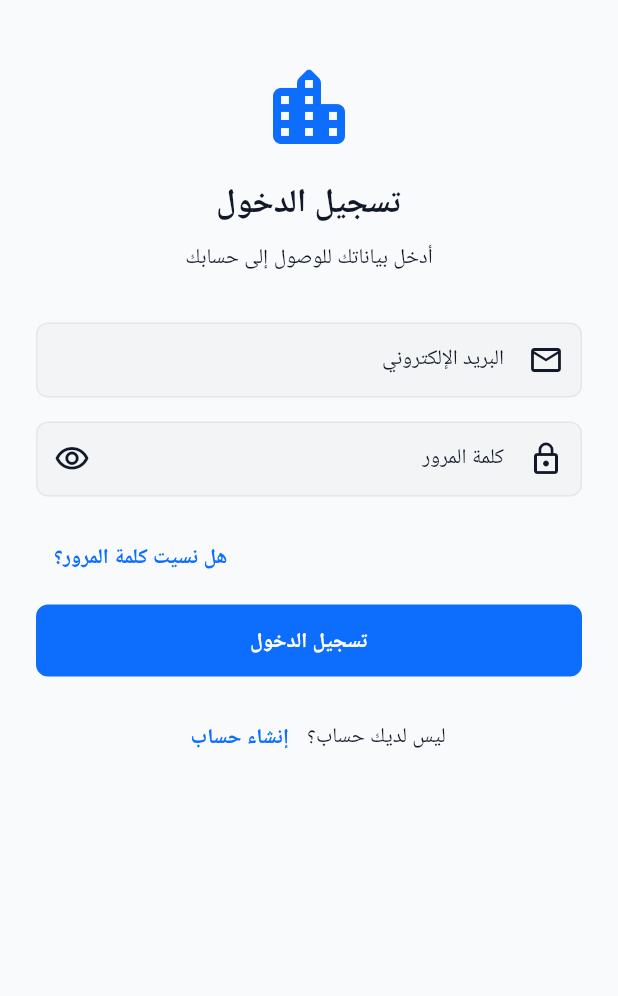
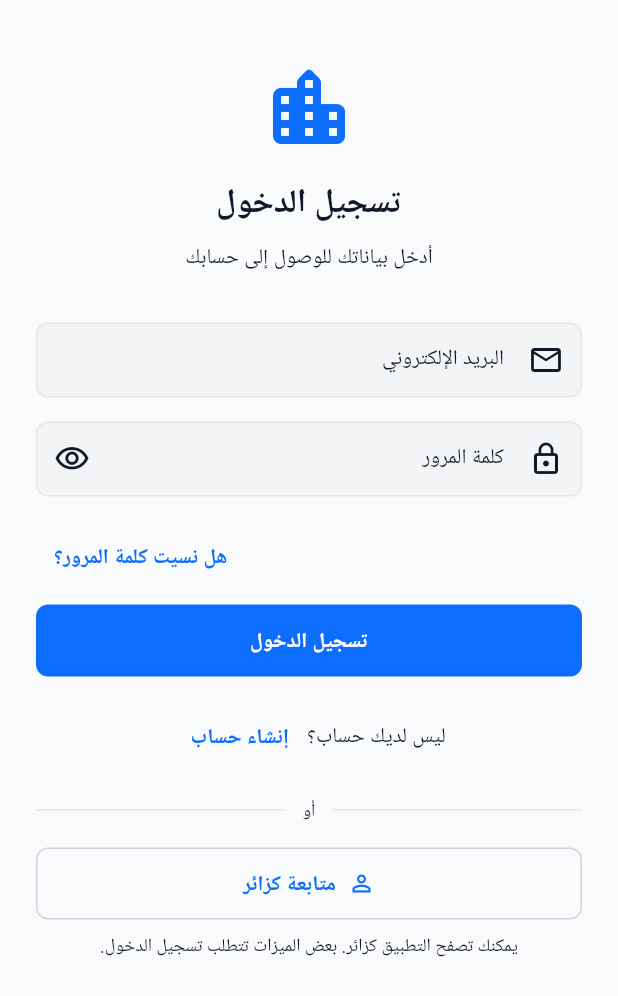
Before and after one commit to mohtorg/YaBaladi, a Flutter app: the RegisterScreen screen opened by its route, after a tap on "تسجيل الدخول", on a phone screen of 412 x 824 dp. Shown: the top 996 px of the screen. Run offline on Flutter 3.47's test engine with Material 3 defaults, Android fonts, the phone set to English and light mode, and no system bars; our stand-ins replace cloud_firestore, firebase_auth, firebase_core, firebase_messaging, go_router, shared_preferences; accounts and stored records are empty.

Commit message:
feat(auth): add guest mode with locked features (Stage 1)
- AuthController: add isGuest state + continueAsGuest()
- route_guards: redirect non-auth/non-guest users to /login
- login_screen: add 'Continue as guest' button
- main_shell: lock Profile & Favorites tabs for guests with badge
- login_required_dialog: new widget for locked feature prompts
- l10n: add guest-related keys (ar + en) + regenerate
- .gitignore: ignore *.bundle files

Stage 1 of Freemium pattern — guests can browse freely, sensitive
features require sign-in.

```diff
--- a/lib/features/auth/screens/login_screen.dart
+++ b/lib/features/auth/screens/login_screen.dart
@@ -43,9 +43,15 @@ class _LoginScreenState extends State<LoginScreen> {
 
     if (!result.isSuccess) {
       ScaffoldMessenger.of(context).showSnackBar(
-        SnackBar(content: Text(result.error ?? 'خطأ')),
+        SnackBar(content: Text(result.error ?? 'حدث خطأ')),
       );
     }
+    // النجاح: authGuard هيعمل redirect تلقائي إلى /home
+  }
+
+  void _continueAsGuest() {
+    context.read<AuthController>().continueAsGuest();
+    // authGuard هيعمل redirect تلقائي إلى /home
   }
 
   @override
@@ -127,6 +133,50 @@ class _LoginScreenState extends State<LoginScreen> {
                 ),
               ],
             ),
+
+            const SizedBox(height: YaBaladiDesignTokens.space4),
+
+            // ═══════════ فاصل "أو" ═══════════
+            Row(
+              children: [
+                const Expanded(child: Divider()),
+                Padding(
+                  padding: const EdgeInsets.symmetric(horizontal: 12),
+                  child: Text(
+                    l10n.or,
+                    style: Theme.of(context).textTheme.bodySmall,
+                  ),
+                ),
+                const Expanded(child: Divider()),
+              ],
+            ),
+
+            const SizedBox(height: YaBaladiDesignTokens.space4),
+
+            // ═══════════ زر "متابعة كزائر" ═══════════
+            OutlinedButton.icon(
+              onPressed: _continueAsGuest,
+              icon: const Icon(Icons.person_outline),
+              label: Text(l10n.continueAsGuest),
+              style: OutlinedButton.styleFrom(
+                padding: const EdgeInsets.symmetric(vertical: 14),
+                side: BorderSide(
+                  color: Theme.of(context).colorScheme.outline,
+                ),
+              ),
+            ),
+
+            const SizedBox(height: YaBaladiDesignTokens.space2),
+
+            Center(
+              child: Text(
+                l10n.guestNote,
+                textAlign: TextAlign.center,
+                style: Theme.of(context).textTheme.bodySmall?.copyWith(
+                      color: Theme.of(context).colorScheme.onSurfaceVariant,
+                    ),
+              ),
+            ),
           ],
         ),
       ),
--- a/lib/l10n/app_ar.arb
+++ b/lib/l10n/app_ar.arb
@@ -134,5 +134,12 @@
   "searchComingSoon": "البحث قادم قريبًا",
   "settingsAppearance": "المظهر",
   "settingsPrivacySection": "الخصوصية والأذونات",
-  "settingsDangerSection": "منطقة الخطر"
+  "settingsDangerSection": "منطقة الخطر",
+  "continueAsGuest": "متابعة كزائر",
+  "guest": "زائر",
+  "loginRequired": "تسجيل الدخول مطلوب",
+  "loginRequiredMessage": "هذه الميزة متاحة للمسجلين فقط. سجّل دخولك للاستفادة من كل إمكانيات التطبيق.",
+  "maybeLater": "لاحقًا",
+  "or": "أو",
+  "guestNote": "يمكنك تصفح التطبيق كزائر. بعض الميزات تتطلب تسجيل الدخول."
 }
--- a/lib/l10n/app_localizations.dart
+++ b/lib/l10n/app_localizations.dart
@@ -811,6 +811,48 @@ abstract class AppLocalizations {
   /// In ar, this message translates to:
   /// **'منطقة الخطر'**
   String get settingsDangerSection;
+
+  /// No description provided for @continueAsGuest.
+  ///
+  /// In ar, this message translates to:
+  /// **'متابعة كزائر'**
+  String get continueAsGuest;
+
+  /// No description provided for @guest.
+  ///
+  /// In ar, this message translates to:
+  /// **'زائر'**
+  String get guest;
+
+  /// No description provided for @loginRequired.
+  ///
+  /// In ar, this message translates to:
+  /// **'تسجيل الدخول مطلوب'**
+  String get loginRequired;
+
+  /// No description provided for @loginRequiredMessage.
+  ///
+  /// In ar, this message translates to:
+  /// **'هذه الميزة متاحة للمسجلين فقط. سجّل دخولك للاستفادة من كل إمكانيات التطبيق.'**
+  String get loginRequiredMessage;
+
+  /// No description provided for @maybeLater.
+  ///
+  /// In ar, this message translates to:
+  /// **'لاحقًا'**
+  String get maybeLater;
+
+  /// No description provided for @or.
+  ///
+  /// In ar, this message translates to:
+  /// **'أو'**
+  String get or;
+
+  /// No description provided for @guestNote.
+  ///
+  /// In ar, this message translates to:
+  /// **'يمكنك تصفح التطبيق كزائر. بعض الميزات تتطلب تسجيل الدخول.'**
+  String get guestNote;
 }
 
 class _AppLocalizationsDelegate
--- a/lib/l10n/app_localizations_ar.dart
+++ b/lib/l10n/app_localizations_ar.dart
@@ -365,4 +365,27 @@ class AppLocalizationsAr extends AppLocalizations {
 
   @override
   String get settingsDangerSection => 'منطقة الخطر';
+
+  @override
+  String get continueAsGuest => 'متابعة كزائر';
+
+  @override
+  String get guest => 'زائر';
+
+  @override
+  String get loginRequired => 'تسجيل الدخول مطلوب';
+
+  @override
+  String get loginRequiredMessage =>
+      'هذه الميزة متاحة للمسجلين فقط. سجّل دخولك للاستفادة من كل إمكانيات التطبيق.';
+
+  @override
+  String get maybeLater => 'لاحقًا';
+
+  @override
+  String get or => 'أو';
+
+  @override
+  String get guestNote =>
+      'يمكنك تصفح التطبيق كزائر. بعض الميزات تتطلب تسجيل الدخول.';
 }
```
Also changed, not shown: lib/core/router/route_guards.dart (+14 -14 lines), lib/features/auth/controllers/auth_controller.dart (+25 -2 lines), lib/l10n/app_en.arb (+8 -1 lines), lib/l10n/app_localizations_en.dart (+23 -0 lines), lib/screens/main_shell.dart (+86 -8 lines), lib/widgets/login_required_dialog.dart (added, +44 -0 lines), 2 other files.
